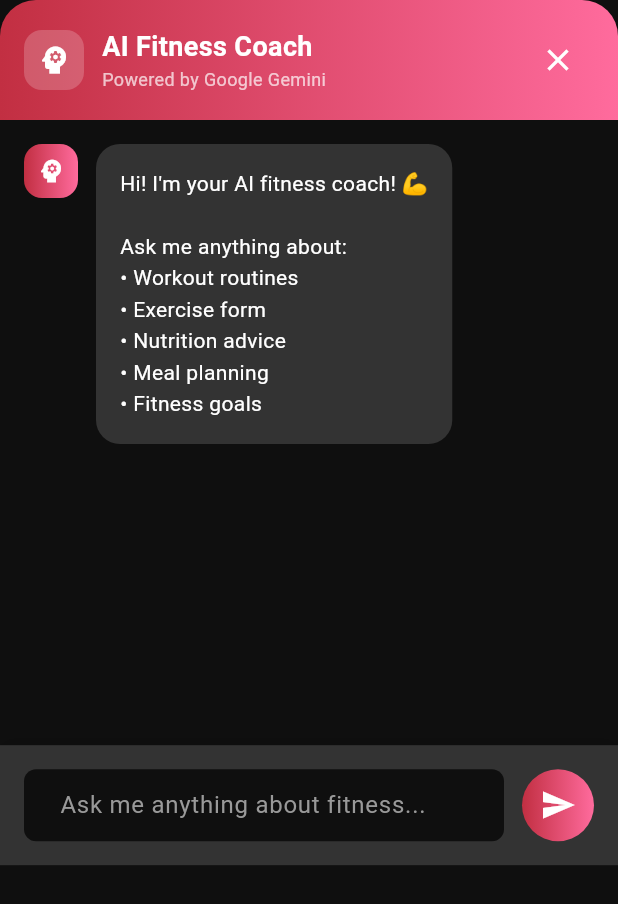
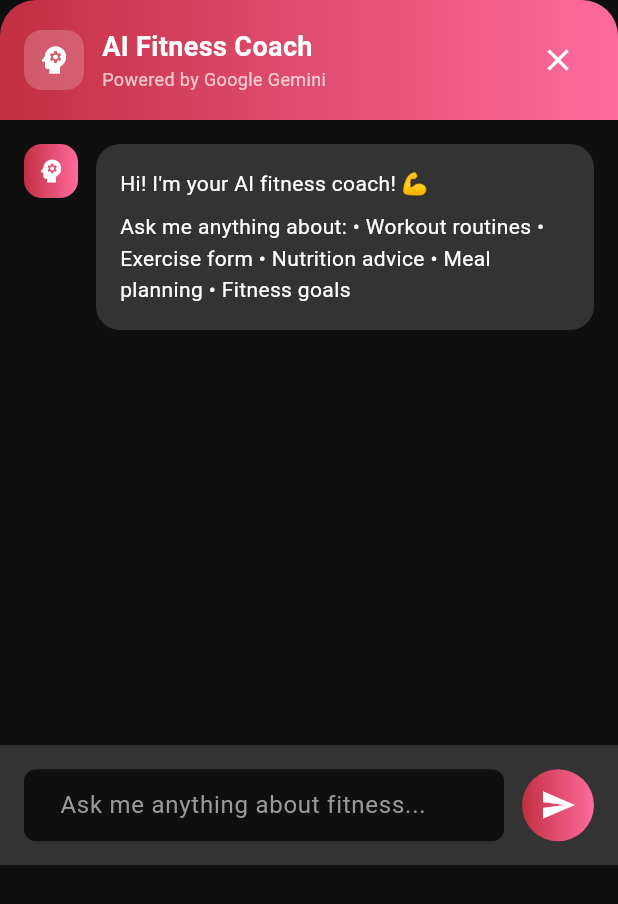
Before and after one commit to Gaburagi/MuscleMax-Main, a Flutter app: the AIChatScreen widget shown alone on an empty page, opened directly, after a tap on the "send" icon, on a phone screen of 412 x 824 dp. Shown: the top 904 px of the screen. Run offline on Flutter 3.47's test engine with Material 3 defaults, Android fonts, the phone set to English and light mode, and no system bars; drawn by our look-alikes of flutter_markdown; our stand-ins replace confetti, email_validator, fl_chart, flutter_svg, go_router, google_generative_ai and 7 more; accounts and stored records are empty; project files that could hold a hidden picture were left out.

Commit message:
Fixed AI Image Recognition + Added an AI Chatbot

```diff
--- a/lib/screens/ai_chat_screen.dart
+++ b/lib/screens/ai_chat_screen.dart
@@ -1,5 +1,6 @@
 import 'package:flutter/material.dart';
 import 'package:google_generative_ai/google_generative_ai.dart';
+import 'package:flutter_markdown/flutter_markdown.dart';
 import '../utils/app_colors.dart';
 
 class AIChatScreen extends StatefulWidget {
@@ -22,14 +23,8 @@ class _AIChatScreenState extends State<AIChatScreen> {
     // Initialize Gemini model
     const apiKey = 'AIzaSyCbnlW0vBTD2b_QipCxGaLniHIT-KjXtS8';
     _model = GenerativeModel(
-      model: 'gemini-1.5-flash',
+      model: 'gemini-2.0-flash-exp',
       apiKey: apiKey,
-      systemInstruction: Content.system(
-        'You are a professional fitness and nutrition coach AI assistant for MuscleMax app. '
-        'Provide expert advice on workouts, exercises, nutrition, meal planning, and fitness goals. '
-        'Be motivating, supportive, and concise. Always prioritize user safety and recommend consulting '
-        'professionals for medical concerns.',
-      ),
     );
 
     // Welcome message
@@ -66,7 +61,14 @@ class _AIChatScreenState extends State<AIChatScreen> {
     _scrollToBottom();
 
     try {
-      final chat = _model.startChat();
+      final chat = _model.startChat(history: [
+        Content.text('You are a professional fitness and nutrition coach AI assistant for MuscleMax app. '
+            'Provide expert advice on workouts, exercises, nutrition, meal planning, and fitness goals. '
+            'Be motivating, supportive, and concise. Always prioritize user safety and recommend consulting '
+            'professionals for medical concerns. Respond with "Understood, I\'m ready to help!" to confirm.'),
+        Content.model([TextPart('Understood, I\'m ready to help! 💪')]),
+      ]);
+
       final response = await chat.sendMessage(Content.text(text));
 
       setState(() {
@@ -318,12 +320,23 @@ class _MessageBubble extends StatelessWidget {
                     : AppColors.backgroundCard,
                 borderRadius: BorderRadius.circular(16),
               ),
-              child: Text(
-                message.text,
-                style: const TextStyle(
-                  color: AppColors.textWhite,
-                  fontSize: 14,
-                  height: 1.5,
+              child: MarkdownBody(
+                data: message.text,
+                styleSheet: MarkdownStyleSheet(
+                  p: const TextStyle(
+                    color: AppColors.textWhite,
+                    fontSize: 14,
+                    height: 1.5,
+                  ),
+                  strong: const TextStyle(
+                    color: AppColors.textWhite,
+                    fontSize: 14,
+                    fontWeight: FontWeight.bold,
+                  ),
+                  listBullet: const TextStyle(
+                    color: AppColors.textWhite,
+                    fontSize: 14,
+                  ),
                 ),
               ),
             ),
--- a/pubspec.yaml
+++ b/pubspec.yaml
@@ -54,6 +54,7 @@ dependencies:
   # URL Handling
   url_launcher: ^6.3.1
   google_generative_ai: ^0.4.7
+  flutter_markdown: ^0.7.4+1
 
 dev_dependencies:
   flutter_test:
```
Also changed, not shown: pubspec.lock.
